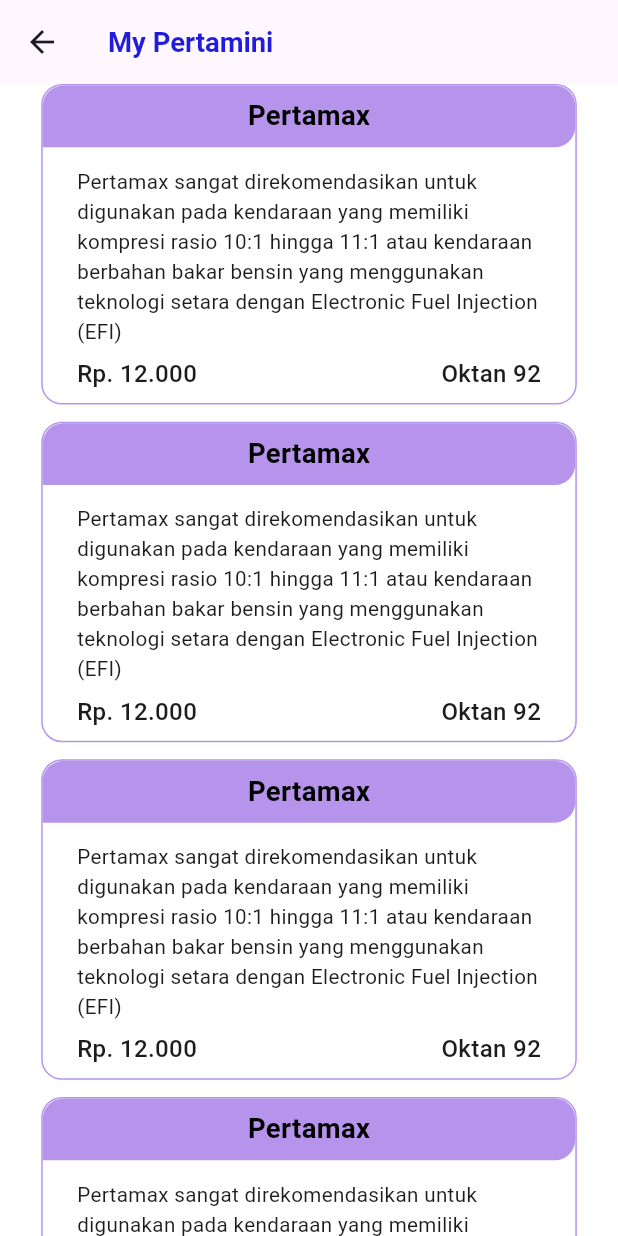
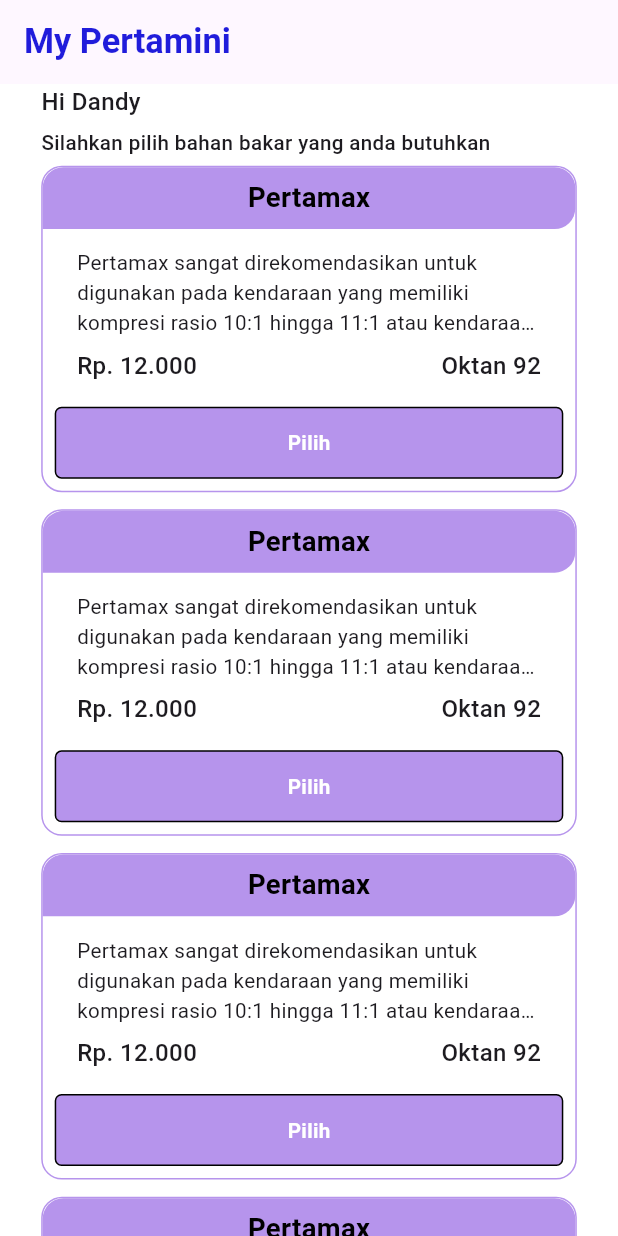
Before and after one commit to dandyfp/my_pertamini, a Flutter app: the HomeView screen opened by its route, on a phone screen of 412 x 824 dp. Run offline on Flutter 3.47's test engine with Material 2 defaults, Android fonts, the light colour scheme and no system bars; our stand-ins replace dio, freezed_annotation, google_fonts, logger, shared_preferences, stacked and 2 more; accounts and stored records are empty.

```diff
--- a/lib/main.dart
+++ b/lib/main.dart
@@ -23,7 +23,8 @@
   @override
   Widget build(BuildContext context) {
     return MaterialApp(
-      title: 'Flutter Demo',
+      debugShowCheckedModeBanner: false,
+      title: 'My Pertamini',
       theme: ThemeData(
         colorScheme: ColorScheme.fromSeed(seedColor: Colors.deepPurple),
         useMaterial3: true,
--- a/lib/src/core/core_view_model.dart
+++ b/lib/src/core/core_view_model.dart
@@ -2,8 +2,10 @@
 import 'package:my_pertamini/src/app/app.locator.dart';
 import 'package:stacked_services/stacked_services.dart';
 
-class CoreViewModel {
+mixin CoreViewModel {
   final navigationService = locator<NavigationService>();
   final dialogService = locator<DialogService>();
   BuildContext? currentContext = StackedService.navigatorKey?.currentContext;
+
+  void back() => navigationService.back();
 }
--- a/lib/src/iu/shared/colors.dart
+++ b/lib/src/iu/shared/colors.dart
@@ -10,4 +10,7 @@
   static const Color red = Color(0xffCC5E5E);
   static const Color white = Color(0xffffffff);
   static const Color purpleSoft = Color(0xffB694EC);
+  static const Color green = Color.fromARGB(255, 83, 188, 62);
+  static const Color primaryBlue = Color(0xff1872B3);
+  static const Color grey = Color(0xff969696);
 }
--- a/lib/src/iu/views/home/home_view.dart
+++ b/lib/src/iu/views/home/home_view.dart
@@ -2,6 +2,7 @@
 import 'package:my_pertamini/src/helpers/scalable_dp_helper.dart';
 import 'package:my_pertamini/src/iu/shared/colors.dart';
 import 'package:my_pertamini/src/iu/shared/dimens.dart';
+import 'package:my_pertamini/src/iu/shared/ui_helpers.dart';
 import 'package:my_pertamini/src/iu/views/home/home_viewmodel.dart';
 import 'package:stacked/stacked.dart';
 
@@ -9,7 +10,9 @@
 
 class HomeView extends StatelessWidget {
   static const String routeName = "/home-view";
-  const HomeView({super.key});
+  const HomeView({
+    super.key,
+  });
 
   @override
   Widget build(BuildContext context) {
@@ -19,11 +22,12 @@
       builder: (context, vm, child) => Scaffold(
         backgroundColor: BaseColors.white,
         appBar: AppBar(
+          automaticallyImplyLeading: false,
           title: Text(
             'My Pertamini',
             style: TextStyle(
               fontWeight: FontWeight.w600,
-              fontSize: SDP.sdp(textL),
+              fontSize: SDP.sdp(headline),
               color: BaseColors.primary,
             ),
           ),
@@ -32,10 +36,28 @@
           padding: EdgeInsets.symmetric(horizontal: SDP.sdp(padding)),
           child: SingleChildScrollView(
             child: Column(
+              crossAxisAlignment: CrossAxisAlignment.start,
               children: [
+                Text(
+                  'Hi Dandy',
+                  style: TextStyle(
+                    fontWeight: FontWeight.w500,
+                    fontSize: SDP.sdp(text),
+                  ),
+                ),
+                verticalSpace(SDP.sdp(5)),
+                Text(
+                  'Silahkan pilih bahan bakar yang anda butuhkan',
+                  style: TextStyle(
+                    fontSize: SDP.sdp(textS),
+                    fontWeight: FontWeight.w500,
+                  ),
+                ),
+                verticalSpace(SDP.sdp(5.0)),
                 ListView.builder(
                   itemCount: 10,
                   shrinkWrap: true,
+                  physics: const NeverScrollableScrollPhysics(),
                   itemBuilder: (context, index) {
                     return Padding(
                       padding: EdgeInsets.only(bottom: SDP.sdp(10.0)),
--- /dev/null
+++ b/lib/src/iu/views/profile/profile_viewmodel.dart
@@ -0,0 +1,3 @@
+import 'package:stacked/stacked.dart';
+
+class ProfileViewModel extends BaseViewModel {}
--- a/lib/src/iu/views/register/regis_viewmodel.dart
+++ b/lib/src/iu/views/register/regis_viewmodel.dart
@@ -15,6 +15,7 @@
     required String name,
     required String email,
     required String password,
+    required String confirmPassword,
     required BuildContext context,
   }) async {
     setBusy(true);
@@ -22,6 +23,7 @@
       email: email,
       password: password,
       name: name,
+      confirmPassword: confirmPassword,
     );
     setBusy(false);
     return result.when(success: (CoreRes data) {
--- a/lib/src/iu/views/widgets/item_fuel.dart
+++ b/lib/src/iu/views/widgets/item_fuel.dart
@@ -1,5 +1,6 @@
 // ignore_for_file: public_member_api_docs, sort_constructors_first
 import 'package:flutter/material.dart';
+import 'package:my_pertamini/src/iu/views/widgets/button.dart';
 
 import '../../../helpers/scalable_dp_helper.dart';
 import '../../shared/colors.dart';
@@ -15,9 +16,7 @@
 
   @override
   Widget build(BuildContext context) {
-    return InkWell(
-      onTap: onTap,
-      child: Container(
+    return Container(
       decoration: BoxDecoration(
         border: Border.all(
           color: BaseColors.purpleSoft,
@@ -59,6 +58,8 @@
             padding: EdgeInsets.symmetric(horizontal: SDP.sdp(20.0)),
             child: Text(
               'Pertamax sangat direkomendasikan untuk digunakan pada kendaraan yang memiliki kompresi rasio 10:1 hingga 11:1 atau kendaraan berbahan bakar bensin yang menggunakan teknologi setara dengan Electronic Fuel Injection (EFI)',
+              maxLines: 3,
+              overflow: TextOverflow.ellipsis,
               style: TextStyle(
                 fontSize: SDP.sdp(textS),
                 fontWeight: FontWeight.w400,
@@ -82,9 +83,27 @@
               ],
             ),
           ),
-            verticalSpace(SDP.sdp(7.0))
+          verticalSpace(SDP.sdp(7.0)),
+          Padding(
+            padding: const EdgeInsets.all(8.0),
+            child: Button(
+              onPressed: onTap,
+              border: Border.all(color: BaseColors.black),
+              color: BaseColors.purpleSoft,
+              borderRadius: BorderRadius.circular(SDP.sdp(4)),
+              child: Center(
+                child: Text(
+                  'Pilih',
+                  style: TextStyle(
+                    fontSize: SDP.sdp(textS),
+                    color: BaseColors.white,
+                    fontWeight: FontWeight.w600,
+                  ),
+                ),
+              ),
+            ),
+          ),
         ],
-        ),
       ),
     );
   }
--- a/lib/src/services/request/register_req.dart
+++ b/lib/src/services/request/register_req.dart
@@ -7,9 +7,12 @@
   String? email;
   String? password;
   String? name;
+  @JsonKey(name: "confirm_password")
+  String? confirmPassword;
   RegisterRed({
     this.email,
     this.password,
+    this.confirmPassword,
     this.name,
   });
 
--- a/pubspec.yaml
+++ b/pubspec.yaml
@@ -47,6 +47,9 @@
   stacked_hooks: ^0.2.3
   stacked_services: ^1.3.0
 
+  #font
+  google_fonts: ^5.1.0
+
 dev_dependencies:
   build_runner: ^2.4.4
   flutter_lints: ^2.0.0
```
Also changed, not shown: lib/src/injector/injector.dart (deleted, +0 -12 lines), lib/src/iu/shared/style.dart (added, +81 -0 lines), lib/src/iu/views/login/login_viewmodel.dart (+14 -3 lines), lib/src/iu/views/register/regis_view.dart (+10 -1 lines), lib/src/services/auth_service.dart (+8 -2 lines), lib/src/services/request/register_req.g.dart, pubspec.lock, 1 other file. Lines whose indentation alone changed are shown as unchanged.
